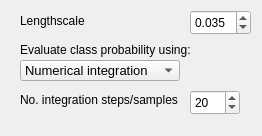
Old version of the form _AlgorithmsPlugins/GP/paramsGPClassifier.ui in the repository b4silio/MLDemos.
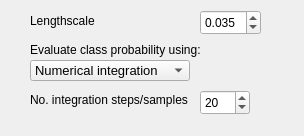
New version of the form.

What changed in the file:
```diff
--- a/_AlgorithmsPlugins/GP/paramsGPClassifier.ui
+++ b/_AlgorithmsPlugins/GP/paramsGPClassifier.ui
@@ -6,7 +6,7 @@
    <rect>
     <x>0</x>
     <y>0</y>
-    <width>262</width>
+    <width>304</width>
     <height>136</height>
    </rect>
   </property>
@@ -16,7 +16,7 @@
   <widget class="QLabel" name="label_8">
    <property name="geometry">
     <rect>
-     <x>20</x>
+     <x>30</x>
      <y>10</y>
      <width>161</width>
      <height>21</height>
@@ -34,7 +34,7 @@
   <widget class="QComboBox" name="evalmethod">
    <property name="geometry">
     <rect>
-     <x>20</x>
+     <x>30</x>
      <y>60</y>
      <width>160</width>
      <height>21</height>
@@ -65,7 +65,7 @@
   <widget class="QLabel" name="label_6">
    <property name="geometry">
     <rect>
-     <x>20</x>
+     <x>30</x>
      <y>40</y>
      <width>171</width>
      <height>20</height>
@@ -83,7 +83,7 @@
   <widget class="QDoubleSpinBox" name="lengthscale">
    <property name="geometry">
     <rect>
-     <x>190</x>
+     <x>200</x>
      <y>10</y>
      <width>61</width>
      <height>25</height>
@@ -113,7 +113,7 @@
   <widget class="QDoubleSpinBox" name="Nsamp">
    <property name="geometry">
     <rect>
-     <x>190</x>
+     <x>200</x>
      <y>90</y>
      <width>50</width>
      <height>25</height>
@@ -140,7 +140,7 @@
   <widget class="QLabel" name="label_7">
    <property name="geometry">
     <rect>
-     <x>20</x>
+     <x>30</x>
      <y>90</y>
      <width>181</width>
      <height>20</height>
```
